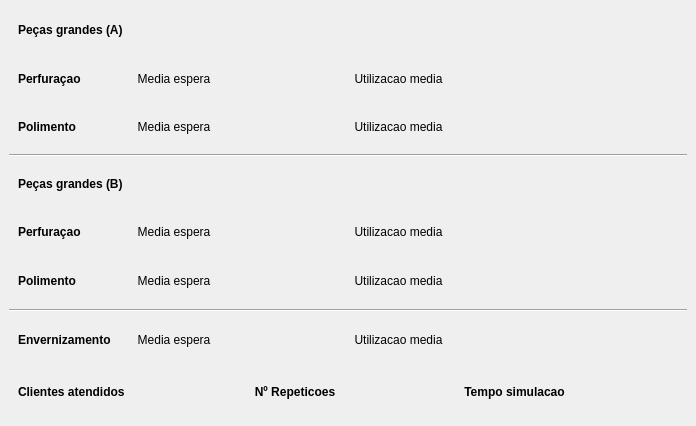
Above: outputWindow.ui from Goamaral/SCC before the change. Below: the same form after it.
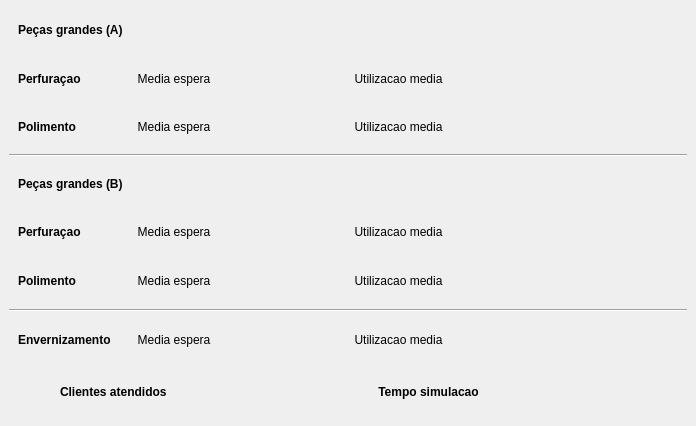
That is the form after the change.

```diff
--- a/outputWindow.ui
+++ b/outputWindow.ui
@@ -1089,62 +1089,6 @@
          </property>
         </widget>
        </item>
-       <item>
-        <widget class="QLabel" name="nameLabel_29">
-         <property name="minimumSize">
-          <size>
-           <width>100</width>
-           <height>0</height>
-          </size>
-         </property>
-         <property name="maximumSize">
-          <size>
-           <width>100</width>
-           <height>16777215</height>
-          </size>
-         </property>
-         <property name="font">
-          <font>
-           <weight>75</weight>
-           <bold>true</bold>
-          </font>
-         </property>
-         <property name="text">
-          <string>Nº Repeticoes</string>
-         </property>
-         <property name="alignment">
-          <set>Qt::AlignCenter</set>
-         </property>
-        </widget>
-       </item>
-       <item>
-        <widget class="QLabel" name="nRepeticoes">
-         <property name="minimumSize">
-          <size>
-           <width>100</width>
-           <height>0</height>
-          </size>
-         </property>
-         <property name="maximumSize">
-          <size>
-           <width>100</width>
-           <height>16777215</height>
-          </size>
-         </property>
-         <property name="font">
-          <font>
-           <weight>50</weight>
-           <bold>false</bold>
-          </font>
-         </property>
-         <property name="text">
-          <string/>
-         </property>
-         <property name="alignment">
-          <set>Qt::AlignCenter</set>
-         </property>
-        </widget>
-       </item>
        <item>
         <widget class="QLabel" name="nameLabel_28">
          <property name="minimumSize">
```
